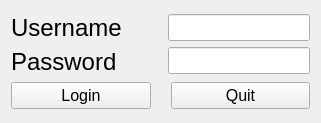
This is UIs/login.ui in SRMebius/PDS-Manager as Qt 5 draws it before an edit. The edited form follows.
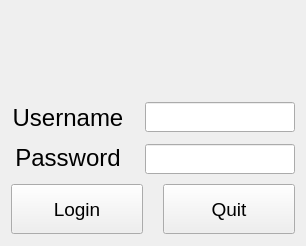
This is the edited form. Icons and pictures are not drawn.

Commit message: update the UIs & add shortcuts

What changed in the file:
```diff
--- a/UIs/login.ui
+++ b/UIs/login.ui
@@ -12,8 +12,8 @@
    <rect>
     <x>0</x>
     <y>0</y>
-    <width>321</width>
-    <height>123</height>
+    <width>306</width>
+    <height>246</height>
    </rect>
   </property>
   <property name="sizePolicy">
@@ -24,31 +24,87 @@
   </property>
   <property name="minimumSize">
    <size>
-    <width>0</width>
-    <height>0</height>
+    <width>306</width>
+    <height>246</height>
    </size>
   </property>
   <property name="maximumSize">
    <size>
-    <width>321</width>
-    <height>123</height>
+    <width>306</width>
+    <height>246</height>
    </size>
   </property>
   <property name="windowTitle">
    <string>PDS Manager</string>
   </property>
   <layout class="QGridLayout" name="gridLayout">
-   <item row="0" column="0">
+   <item row="1" column="1">
     <layout class="QVBoxLayout" name="verticalLayout_3">
+     <property name="spacing">
+      <number>10</number>
+     </property>
+     <property name="topMargin">
+      <number>0</number>
+     </property>
+     <property name="bottomMargin">
+      <number>0</number>
+     </property>
+     <item>
+      <layout class="QHBoxLayout" name="horizontalLayout_3">
+       <item>
+        <widget class="QLabel" name="label">
+         <property name="sizePolicy">
+          <sizepolicy hsizetype="Fixed" vsizetype="Fixed">
+           <horstretch>0</horstretch>
+           <verstretch>1</verstretch>
+          </sizepolicy>
+         </property>
+         <property name="maximumSize">
+          <size>
+           <width>300</width>
+           <height>80</height>
+          </size>
+         </property>
+         <property name="frameShape">
+          <enum>QFrame::NoFrame</enum>
+         </property>
+         <property name="frameShadow">
+          <enum>QFrame::Plain</enum>
+         </property>
+         <property name="text">
+          <string/>
+         </property>
+         <property name="pixmap">
+          <pixmap resource="../resource.qrc">:/login/logo.png</pixmap>
+         </property>
+         <property name="scaledContents">
+          <bool>true</bool>
+         </property>
+         <property name="alignment">
+          <set>Qt::AlignCenter</set>
+         </property>
+         <property name="wordWrap">
+          <bool>false</bool>
+         </property>
+         <property name="margin">
+          <number>0</number>
+         </property>
+        </widget>
+       </item>
+      </layout>
+     </item>
      <item>
       <layout class="QHBoxLayout" name="horizontalLayout">
        <property name="spacing">
         <number>20</number>
        </property>
+       <property name="bottomMargin">
+        <number>0</number>
+       </property>
        <item>
         <layout class="QVBoxLayout" name="verticalLayout_2">
          <property name="spacing">
-          <number>6</number>
+          <number>10</number>
          </property>
          <item>
           <widget class="QLabel" name="label_1">
@@ -60,12 +116,19 @@
            </property>
            <property name="font">
             <font>
+             <family>Arial</family>
              <pointsize>18</pointsize>
             </font>
            </property>
+           <property name="layoutDirection">
+            <enum>Qt::LeftToRight</enum>
+           </property>
            <property name="text">
             <string>Username</string>
            </property>
+           <property name="alignment">
+            <set>Qt::AlignCenter</set>
+           </property>
           </widget>
          </item>
          <item>
@@ -78,12 +141,16 @@
            </property>
            <property name="font">
             <font>
+             <family>Arial</family>
              <pointsize>18</pointsize>
             </font>
            </property>
            <property name="text">
             <string>Password</string>
            </property>
+           <property name="alignment">
+            <set>Qt::AlignCenter</set>
+           </property>
           </widget>
          </item>
         </layout>
@@ -91,7 +158,7 @@
        <item>
         <layout class="QVBoxLayout" name="verticalLayout">
          <property name="spacing">
-          <number>6</number>
+          <number>12</number>
          </property>
          <property name="topMargin">
           <number>0</number>
@@ -102,14 +169,21 @@
          <item>
           <widget class="QLineEdit" name="lineEdit_1">
            <property name="sizePolicy">
-            <sizepolicy hsizetype="Minimum" vsizetype="Fixed">
+            <sizepolicy hsizetype="Fixed" vsizetype="Fixed">
              <horstretch>0</horstretch>
              <verstretch>0</verstretch>
             </sizepolicy>
            </property>
+           <property name="maximumSize">
+            <size>
+             <width>150</width>
+             <height>30</height>
+            </size>
+           </property>
            <property name="font">
             <font>
-             <pointsize>12</pointsize>
+             <family>Arial</family>
+             <pointsize>14</pointsize>
             </font>
            </property>
            <property name="echoMode">
@@ -134,9 +208,16 @@
              <height>0</height>
             </size>
            </property>
+           <property name="maximumSize">
+            <size>
+             <width>150</width>
+             <height>30</height>
+            </size>
+           </property>
            <property name="font">
             <font>
-             <pointsize>12</pointsize>
+             <family>Arial</family>
+             <pointsize>14</pointsize>
             </font>
            </property>
            <property name="echoMode">
@@ -156,20 +237,33 @@
        <property name="leftMargin">
         <number>0</number>
        </property>
+       <property name="topMargin">
+        <number>0</number>
+       </property>
        <property name="rightMargin">
         <number>0</number>
        </property>
+       <property name="bottomMargin">
+        <number>0</number>
+       </property>
        <item>
         <widget class="QPushButton" name="button_1">
          <property name="sizePolicy">
-          <sizepolicy hsizetype="Expanding" vsizetype="Fixed">
+          <sizepolicy hsizetype="Expanding" vsizetype="Maximum">
            <horstretch>0</horstretch>
-           <verstretch>0</verstretch>
+           <verstretch>50</verstretch>
           </sizepolicy>
          </property>
+         <property name="maximumSize">
+          <size>
+           <width>16777215</width>
+           <height>50</height>
+          </size>
+         </property>
          <property name="font">
           <font>
-           <pointsize>12</pointsize>
+           <family>Arial</family>
+           <pointsize>14</pointsize>
           </font>
          </property>
          <property name="text">
@@ -185,9 +279,22 @@
            <verstretch>0</verstretch>
           </sizepolicy>
          </property>
+         <property name="minimumSize">
+          <size>
+           <width>0</width>
+           <height>50</height>
+          </size>
+         </property>
+         <property name="maximumSize">
+          <size>
+           <width>16777215</width>
+           <height>50</height>
+          </size>
+         </property>
          <property name="font">
           <font>
-           <pointsize>12</pointsize>
+           <family>Arial</family>
+           <pointsize>14</pointsize>
           </font>
          </property>
          <property name="text">
```
Left out of the diff: 5 changed lines with no effect on the pictures. The commit also changes 6 other files.
